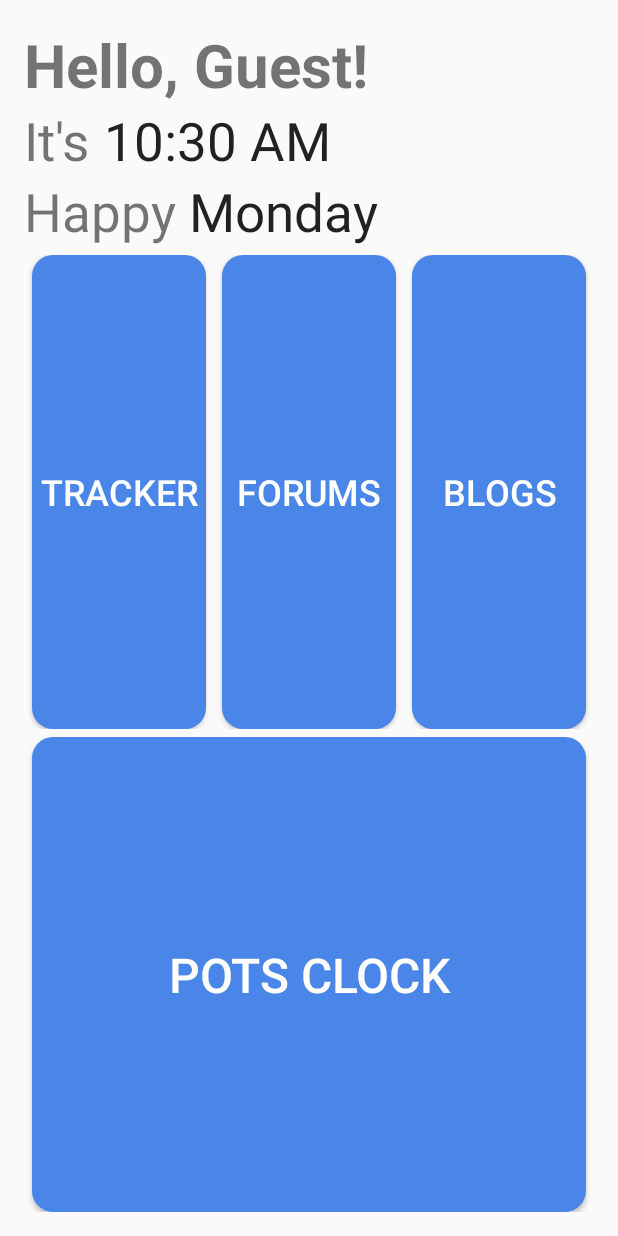
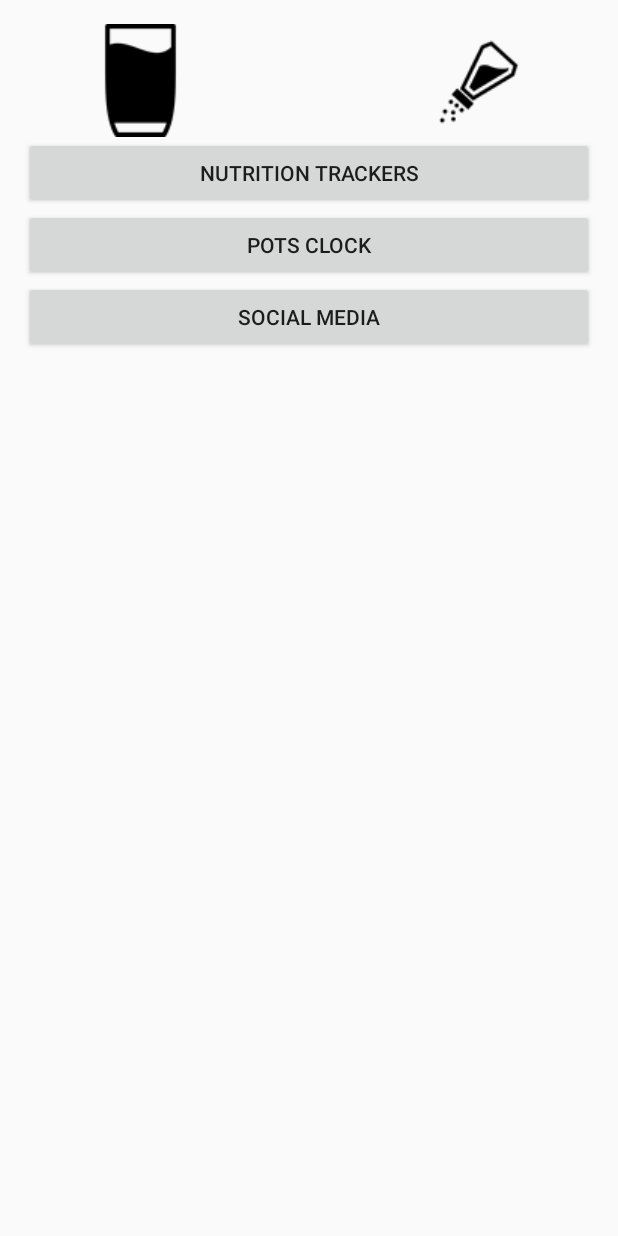
Before and after one commit to innovationNation/POTSHub-Android, an Android app: the layout fragment_main.xml on its own in the app's theme, with its tools: preview values and no code run, on a phone screen of 412 x 824 dp. Run offline under Robolectric (Android 15) with nearby library versions, the phone set to English and light mode, and no system bars.

Commit message:
Different Main Activity
Change main activity, incomplete widgets and missing functionality.

```diff
--- a/app/src/main/res/layout/activity_main.xml
+++ b/app/src/main/res/layout/activity_main.xml
@@ -21,6 +21,7 @@
 
     </android.support.design.widget.AppBarLayout>
 
+
     <include layout="@layout/content_main" />
 
     <!-- android.support.design.widget.FloatingActionButton
--- a/app/src/main/res/layout/fragment_main.xml
+++ b/app/src/main/res/layout/fragment_main.xml
@@ -1,4 +1,5 @@
-<RelativeLayout xmlns:android="http://schemas.android.com/apk/res/android"
+<!--comment-->
+<LinearLayout xmlns:android="http://schemas.android.com/apk/res/android"
     xmlns:tools="http://schemas.android.com/tools"
     android:layout_width="match_parent"
     android:layout_height="match_parent"
@@ -7,142 +8,64 @@
     android:paddingRight="@dimen/activity_horizontal_margin"
     android:paddingTop="@dimen/activity_vertical_margin"
     android:weightSum="2"
+
+    android:orientation="vertical"
     tools:context="com.innovationnation.potshub.MainActivityFragment"
     tools:showIn="@layout/activity_main">
 
-    <TextView
-        android:id="@+id/text_welcome"
-        android:layout_width="wrap_content"
+    <LinearLayout
+        android:orientation="vertical"
+        android:layout_width="match_parent"
         android:layout_height="wrap_content"
-        android:text="Hello, Guest!"
-        android:textSize="40sp"
-        android:textStyle="bold"
-        android:typeface="sans" />
+        android:layout_gravity="center_horizontal">
 
-    <TextClock
-        android:id="@+id/textClock"
-        android:layout_width="wrap_content"
-        android:layout_height="wrap_content"
-        android:layout_below="@+id/text_welcome"
-        android:layout_toEndOf="@+id/its"
-        android:format12Hour="hh:mm a"
-        android:format24Hour="HH:mm "
-        android:textSize="35sp"
-        android:typeface="sans" />
+            <RelativeLayout
 
-    <TextClock
-        android:id="@+id/textClock2"
-        android:layout_width="wrap_content"
-        android:layout_height="wrap_content"
-        android:layout_below="@+id/textClock"
-        android:layout_toEndOf="@+id/happy"
-        android:format12Hour="EEEE"
-        android:format24Hour="EEEE"
-        android:textSize="35sp"
-        android:typeface="sans" />
+                android:layout_width="match_parent"
+                android:layout_height="wrap_content"
+                android:layout_gravity="center_horizontal|top">
 
-    <TextView
-        android:id="@+id/happy"
-        android:layout_width="wrap_content"
-        android:layout_height="wrap_content"
-        android:layout_alignParentStart="true"
-        android:layout_below="@+id/textClock"
-        android:text="Happy "
-        android:textSize="35sp"
-        android:typeface="sans" />
+                <ImageButton
+                    android:layout_width="wrap_content"
+                    android:layout_height="wrap_content"
+                    android:id="@+id/onetap_water"
+                    android:src="@drawable/watericon"
+                    android:background="@color/alphaChannel"
+                    android:layout_marginStart="40dp"
+                    android:layout_alignParentTop="true"
+                    android:layout_alignParentStart="true" />
 
-    <TextView
-        android:id="@+id/its"
-        android:layout_width="wrap_content"
-        android:layout_height="wrap_content"
-        android:layout_alignParentStart="true"
-        android:layout_below="@+id/text_welcome"
-        android:paddingEnd="10dp"
-        android:text="It's"
-        android:textSize="35sp"
-        android:typeface="sans" />
+                <ImageView
+                    android:layout_width="wrap_content"
+                    android:layout_height="wrap_content"
+                    android:id="@+id/salt_icon"
+                    android:src="@drawable/salticon"
+                    android:layout_marginEnd="40dp"
+                    android:layout_alignParentTop="true"
+                    android:layout_alignParentEnd="true" />
+            </RelativeLayout>
 
-
-    <LinearLayout
-
-        android:id="@+id/layout"
-        android:layout_width="match_parent"
-        android:layout_height="match_parent"
-        android:orientation="vertical"
-        android:layout_below="@id/happy">
-
-        <LinearLayout
+        <Button
             android:layout_width="match_parent"
-            android:layout_height="0dp"
-            android:layout_weight="0.5"
-            android:orientation="horizontal"
-            android:paddingTop="5dp">
-            <Button
-                android:layout_width="match_parent"
-                android:layout_weight="0.5"
-                android:layout_height="match_parent"
-                android:text="@string/track_button_name"
-                android:id="@+id/track_button"
-                android:color="#4A86E8"
-                android:background="@drawable/buttonshape"
-                android:paddingEnd="5dp"
-                android:layout_marginEnd="5dp"
-                android:layout_marginStart="5dp"
-                android:paddingStart="5dp"
-                android:textColor="#FFFFFF"
-                android:textSize="24sp"
-                />
-            <Button
-                android:layout_width="match_parent"
-                android:layout_weight="0.5"
-                android:layout_height="match_parent"
-                android:text="@string/forum_button_name"
-                android:id="@+id/forum_button"
-                android:paddingEnd="5dp"
-                android:paddingStart="5dp"
-                android:layout_marginEnd="5dp"
-                android:layout_marginStart="5dp"
-                android:background="@drawable/buttonshape"
-                android:textColor="#FFFFFF"
-                android:textSize="24sp"
-                />
-            <Button
-                android:layout_width="match_parent"
-                android:layout_weight="0.5"
-                android:layout_height="match_parent"
-                android:text="@string/blog_button_name"
-                android:id="@+id/blog_button"
-                android:paddingEnd="5dp"
-                android:paddingStart="5dp"
-                android:layout_marginEnd="5dp"
-                android:layout_marginStart="5dp"
-                android:background="@drawable/buttonshape"
-                android:textColor="#FFFFFF"
-                android:textSize="24sp"
-                />
-
-        </LinearLayout>
-
-        <LinearLayout
-            android:layout_width="match_parent"
-            android:layout_height="0dp"
-            android:layout_weight="0.5"
-            android:paddingTop="5dp">
-            <Button
-                android:layout_width="match_parent"
-                android:layout_weight="0.5"
-                android:layout_height="match_parent"
-                android:text="@string/clock_name"
-                android:id="@+id/pots_clock"
-                android:background="@drawable/buttonshape"
-                android:layout_marginEnd="5dp"
-                android:layout_marginStart="5dp"
-                android:textColor="#FFFFFF"
-                android:textSize="32sp"
-                />
-        </LinearLayout>
+            android:layout_height="wrap_content"
+            android:text="Nutrition Trackers"
+            android:id="@+id/button"
+            android:layout_gravity="center|bottom" />
 
     </LinearLayout>
 
 
-</RelativeLayout>
+    <Button
+        android:layout_width="match_parent"
+        android:layout_height="wrap_content"
+        android:text="POTS Clock"
+        android:id="@+id/button2"
+        android:layout_gravity="center_horizontal" />
+
+    <Button
+        android:layout_width="match_parent"
+        android:layout_height="wrap_content"
+        android:text="Social Media"
+        android:id="@+id/button3"
+        android:layout_gravity="center_horizontal"/>
+</LinearLayout>
--- a/app/src/main/res/values/colors.xml
+++ b/app/src/main/res/values/colors.xml
@@ -3,4 +3,5 @@
     <color name="colorPrimary">#3F51B5</color>
     <color name="colorPrimaryDark">#303F9F</color>
     <color name="colorAccent">#FF4081</color>
+    <color name="alphaChannel">#00000000</color>
 </resources>
```
Also changed, not shown: app/src/main/res/drawable/salticon.png (added), app/src/main/res/drawable/watericon.png (added).
